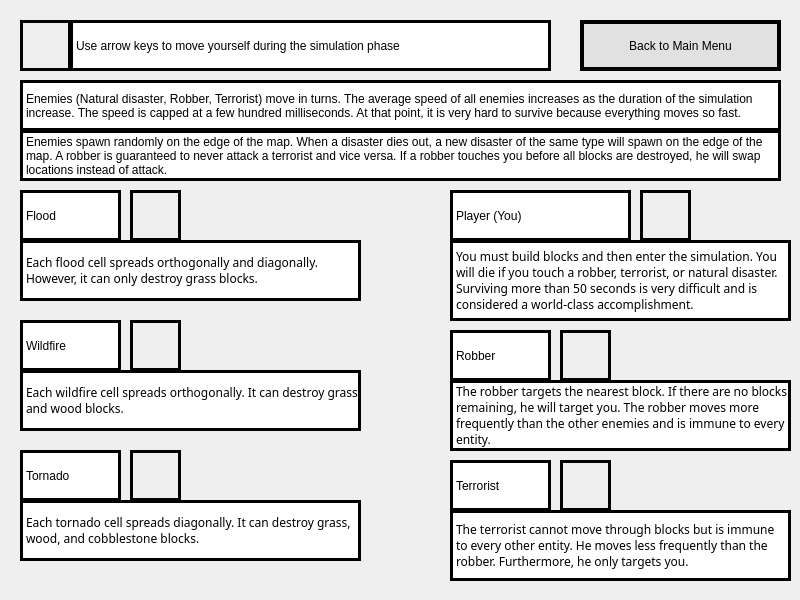
Before: the Qt Designer form code/mainwindow.ui in popInNotOut/nightmare-survival-simulator, drawn with Qt 5.
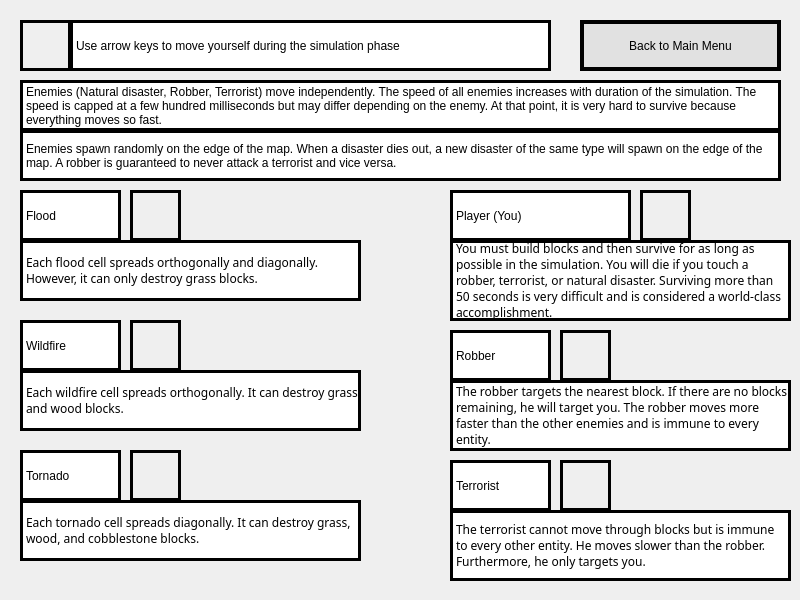
After: the same form once the commit is applied. Icons and pictures are not drawn.

Commit message: Updated game logic for enemy movement

Diff of the .ui file:
```diff
--- a/code/mainwindow.ui
+++ b/code/mainwindow.ui
@@ -578,7 +578,7 @@
 }</string>
       </property>
       <property name="text">
-       <string>You must build blocks and then enter the simulation. You will die if you touch a robber, terrorist, or natural disaster. Surviving more than 50 seconds is very difficult and is considered a world-class accomplishment.</string>
+       <string>You must build blocks and then survive for as long as possible in the simulation. You will die if you touch a robber, terrorist, or natural disaster. Surviving more than 50 seconds is very difficult and is considered a world-class accomplishment.</string>
       </property>
       <property name="wordWrap">
        <bool>true</bool>
@@ -612,7 +612,7 @@
 }</string>
       </property>
       <property name="text">
-       <string>The robber targets the nearest block. If there are no blocks remaining, he will target you. The robber moves more frequently than the other enemies and is immune to every entity.</string>
+       <string>The robber targets the nearest block. If there are no blocks remaining, he will target you. The robber moves more faster than the other enemies and is immune to every entity.</string>
       </property>
       <property name="wordWrap">
        <bool>true</bool>
@@ -638,7 +638,7 @@
 }</string>
       </property>
       <property name="text">
-       <string>Enemies (Natural disaster, Robber, Terrorist) move in turns. The average speed of all enemies increases as the duration of the simulation increase. The speed is capped at a few hundred milliseconds. At that point, it is very hard to survive because everything moves so fast.</string>
+       <string>Enemies (Natural disaster, Robber, Terrorist) move independently. The speed of all enemies increases with duration of the simulation. The speed is capped at a few hundred milliseconds but may differ depending on the enemy. At that point, it is very hard to survive because everything moves so fast.</string>
       </property>
       <property name="wordWrap">
        <bool>true</bool>
@@ -672,7 +672,7 @@
 }</string>
       </property>
       <property name="text">
-       <string>The terrorist cannot move through blocks but is immune to every other entity. He moves less frequently than the robber. Furthermore, he only targets you.</string>
+       <string>The terrorist cannot move through blocks but is immune to every other entity. He moves slower than the robber. Furthermore, he only targets you.</string>
       </property>
       <property name="wordWrap">
        <bool>true</bool>
@@ -732,7 +732,7 @@
 }</string>
       </property>
       <property name="text">
-       <string>Enemies spawn randomly on the edge of the map. When a disaster dies out, a new disaster of the same type will spawn on the edge of the map. A robber is guaranteed to never attack a terrorist and vice versa. If a robber touches you before all blocks are destroyed, he will swap locations instead of attack.</string>
+       <string>Enemies spawn randomly on the edge of the map. When a disaster dies out, a new disaster of the same type will spawn on the edge of the map. A robber is guaranteed to never attack a terrorist and vice versa.</string>
       </property>
       <property name="wordWrap">
        <bool>true</bool>
```
The commit also changes 9 other files.
